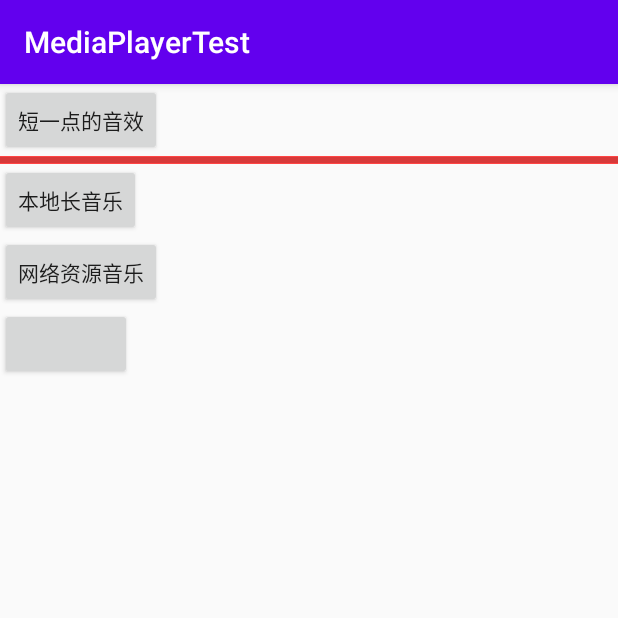
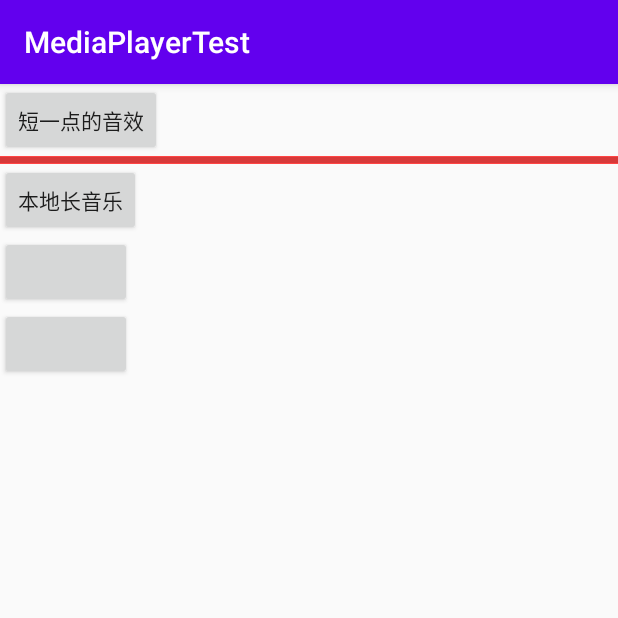
Before and after one commit to yangzuozhe/MediaPlayerTest, an Android app: the screen it shows after launch (MainActivity), on a phone screen of 412 x 824 dp, the top half of it. Run offline under Robolectric (Android 15) with nearby library versions, the phone set to English and light mode, and no system bars; pictures from the network do not load.

Commit message:
修改了音乐部分得代码

```diff
--- a/app/src/main/java/com/example/mediaplayertest/MainActivity.java
+++ b/app/src/main/java/com/example/mediaplayertest/MainActivity.java
@@ -197,9 +197,9 @@ public class MainActivity extends AppCompatActivity {
         //Android studio 中的音乐文件
 //        setLocalMusic();
         //网络资源文件
-//        setUrlMusic();
+        setUrlMusic();
         //手机存储文件
-        setStorageMusic();
+//        setStorageMusic();
         //首先准备一个 AudioAttributes 实例
         AudioAttributes attributes;
         //AudioAttributes 音频属性取代了 AudioManager 音频流
--- a/app/src/main/res/layout/activity_main.xml
+++ b/app/src/main/res/layout/activity_main.xml
@@ -29,8 +29,7 @@
     <Button
         android:id="@+id/btn3"
         android:layout_width="wrap_content"
-        android:layout_height="wrap_content"
-        android:text="网络资源音乐" />
+        android:layout_height="wrap_content" />
 
     <Button
         android:id="@+id/btn4"
```
